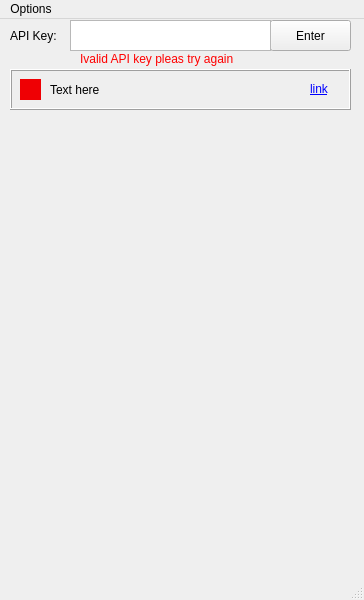
This is gui/qt/window.ui in Llyfrs/torn-check-list as Qt 5 draws it before an edit. The edited form follows.
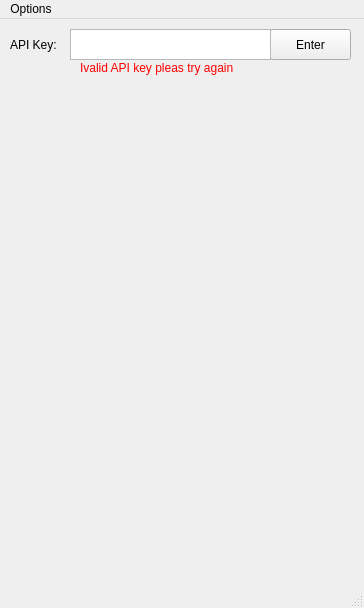
This is the edited form.

```diff
--- a/gui/qt/window.ui
+++ b/gui/qt/window.ui
@@ -13,7 +13,7 @@
     <x>0</x>
     <y>0</y>
     <width>364</width>
-    <height>600</height>
+    <height>608</height>
    </rect>
   </property>
   <property name="minimumSize">
@@ -42,7 +42,7 @@
     <property name="geometry">
      <rect>
       <x>270</x>
-      <y>1</y>
+      <y>10</y>
       <width>81</width>
       <height>31</height>
      </rect>
@@ -61,7 +61,7 @@
     <property name="geometry">
      <rect>
       <x>10</x>
-      <y>1</y>
+      <y>10</y>
       <width>61</width>
       <height>31</height>
      </rect>
@@ -74,7 +74,7 @@
     <property name="geometry">
      <rect>
       <x>70</x>
-      <y>1</y>
+      <y>10</y>
       <width>201</width>
       <height>31</height>
      </rect>
@@ -89,517 +89,11 @@
      <string/>
     </property>
    </widget>
-   <widget class="QFrame" name="frame">
-    <property name="geometry">
-     <rect>
-      <x>10</x>
-      <y>50</y>
-      <width>341</width>
-      <height>41</height>
-     </rect>
-    </property>
-    <property name="autoFillBackground">
-     <bool>true</bool>
-    </property>
-    <property name="frameShape">
-     <enum>QFrame::Box</enum>
-    </property>
-    <property name="frameShadow">
-     <enum>QFrame::Raised</enum>
-    </property>
-    <widget class="QLabel" name="label_3">
-     <property name="geometry">
-      <rect>
-       <x>40</x>
-       <y>10</y>
-       <width>221</width>
-       <height>21</height>
-      </rect>
-     </property>
-     <property name="text">
-      <string>Text here</string>
-     </property>
-    </widget>
-    <widget class="QLabel" name="label_4">
-     <property name="geometry">
-      <rect>
-       <x>10</x>
-       <y>10</y>
-       <width>21</width>
-       <height>21</height>
-      </rect>
-     </property>
-     <property name="palette">
-      <palette>
-       <active>
-        <colorrole role="WindowText">
-         <brush brushstyle="SolidPattern">
-          <color alpha="255">
-           <red>0</red>
-           <green>0</green>
-           <blue>0</blue>
-          </color>
-         </brush>
-        </colorrole>
-        <colorrole role="Button">
-         <brush brushstyle="SolidPattern">
-          <color alpha="255">
-           <red>239</red>
-           <green>0</green>
-           <blue>4</blue>
-          </color>
-         </brush>
-        </colorrole>
-        <colorrole role="Light">
-         <brush brushstyle="SolidPattern">
-          <color alpha="255">
-           <red>255</red>
-           <green>103</green>
-           <blue>106</blue>
-          </color>
-         </brush>
-        </colorrole>
-        <colorrole role="Midlight">
-         <brush brushstyle="SolidPattern">
-          <color alpha="255">
-           <red>247</red>
-           <green>51</green>
-           <blue>55</blue>
-          </color>
-         </brush>
-        </colorrole>
-        <colorrole role="Dark">
-         <brush brushstyle="SolidPattern">
-          <color alpha="255">
-           <red>119</red>
-           <green>0</green>
-           <blue>2</blue>
-          </color>
-         </brush>
-        </colorrole>
-        <colorrole role="Mid">
-         <brush brushstyle="SolidPattern">
-          <color alpha="255">
-           <red>159</red>
-           <green>0</green>
-           <blue>3</blue>
-          </color>
-         </brush>
-        </colorrole>
-        <colorrole role="Text">
-         <brush brushstyle="SolidPattern">
-          <color alpha="255">
-           <red>0</red>
-           <green>0</green>
-           <blue>0</blue>
-          </color>
-         </brush>
-        </colorrole>
-        <colorrole role="BrightText">
-         <brush brushstyle="SolidPattern">
-          <color alpha="255">
-           <red>255</red>
-           <green>255</green>
-           <blue>255</blue>
-          </color>
-         </brush>
-        </colorrole>
-        <colorrole role="ButtonText">
-         <brush brushstyle="SolidPattern">
-          <color alpha="255">
-           <red>0</red>
-           <green>0</green>
-           <blue>0</blue>
-          </color>
-         </brush>
-        </colorrole>
-        <colorrole role="Base">
-         <brush brushstyle="SolidPattern">
-          <color alpha="255">
-           <red>255</red>
-           <green>255</green>
-           <blue>255</blue>
-          </color>
-         </brush>
-        </colorrole>
-        <colorrole role="Window">
-         <brush brushstyle="SolidPattern">
-          <color alpha="255">
-           <red>239</red>
-           <green>0</green>
-           <blue>4</blue>
-          </color>
-         </brush>
-        </colorrole>
-        <colorrole role="Shadow">
-         <brush brushstyle="SolidPattern">
-          <color alpha="255">
-           <red>0</red>
-           <green>0</green>
-           <blue>0</blue>
-          </color>
-         </brush>
-        </colorrole>
-        <colorrole role="AlternateBase">
-         <brush brushstyle="SolidPattern">
-          <color alpha="255">
-           <red>247</red>
-           <green>127</green>
-           <blue>129</blue>
-          </color>
-         </brush>
-        </colorrole>
-        <colorrole role="ToolTipBase">
-         <brush brushstyle="SolidPattern">
-          <color alpha="255">
-           <red>255</red>
-           <green>255</green>
-           <blue>220</blue>
-          </color>
-         </brush>
-        </colorrole>
-        <colorrole role="ToolTipText">
-         <brush brushstyle="SolidPattern">
-          <color alpha="255">
-           <red>0</red>
-           <green>0</green>
-           <blue>0</blue>
-          </color>
-         </brush>
-        </colorrole>
-        <colorrole role="PlaceholderText">
-         <brush brushstyle="SolidPattern">
-          <color alpha="128">
-           <red>0</red>
-           <green>0</green>
-           <blue>0</blue>
-          </color>
-         </brush>
-        </colorrole>
-       </active>
-       <inactive>
-        <colorrole role="WindowText">
-         <brush brushstyle="SolidPattern">
-          <color alpha="255">
-           <red>0</red>
-           <green>0</green>
-           <blue>0</blue>
-          </color>
-         </brush>
-        </colorrole>
-        <colorrole role="Button">
-         <brush brushstyle="SolidPattern">
-          <color alpha="255">
-           <red>239</red>
-           <green>0</green>
-           <blue>4</blue>
-          </color>
-         </brush>
-        </colorrole>
-        <colorrole role="Light">
-         <brush brushstyle="SolidPattern">
-          <color alpha="255">
-           <red>255</red>
-           <green>103</green>
-           <blue>106</blue>
-          </color>
-         </brush>
-        </colorrole>
-        <colorrole role="Midlight">
-         <brush brushstyle="SolidPattern">
-          <color alpha="255">
-           <red>247</red>
-           <green>51</green>
-           <blue>55</blue>
-          </color>
-         </brush>
-        </colorrole>
-        <colorrole role="Dark">
-         <brush brushstyle="SolidPattern">
-          <color alpha="255">
-           <red>119</red>
-           <green>0</green>
-           <blue>2</blue>
-          </color>
-         </brush>
-        </colorrole>
-        <colorrole role="Mid">
-         <brush brushstyle="SolidPattern">
-          <color alpha="255">
-           <red>159</red>
-           <green>0</green>
-           <blue>3</blue>
-          </color>
-         </brush>
-        </colorrole>
-        <colorrole role="Text">
-         <brush brushstyle="SolidPattern">
-          <color alpha="255">
-           <red>0</red>
-           <green>0</green>
-           <blue>0</blue>
-          </color>
-         </brush>
-        </colorrole>
-        <colorrole role="BrightText">
-         <brush brushstyle="SolidPattern">
-          <color alpha="255">
-           <red>255</red>
-           <green>255</green>
-           <blue>255</blue>
-          </color>
-         </brush>
-        </colorrole>
-        <colorrole role="ButtonText">
-         <brush brushstyle="SolidPattern">
-          <color alpha="255">
-           <red>0</red>
-           <green>0</green>
-           <blue>0</blue>
-          </color>
-         </brush>
-        </colorrole>
-        <colorrole role="Base">
-         <brush brushstyle="SolidPattern">
-          <color alpha="255">
-           <red>255</red>
-           <green>255</green>
-           <blue>255</blue>
-          </color>
-         </brush>
-        </colorrole>
-        <colorrole role="Window">
-         <brush brushstyle="SolidPattern">
-          <color alpha="255">
-           <red>239</red>
-           <green>0</green>
-           <blue>4</blue>
-          </color>
-         </brush>
-        </colorrole>
-        <colorrole role="Shadow">
-         <brush brushstyle="SolidPattern">
-          <color alpha="255">
-           <red>0</red>
-           <green>0</green>
-           <blue>0</blue>
-          </color>
-         </brush>
-        </colorrole>
-        <colorrole role="AlternateBase">
-         <brush brushstyle="SolidPattern">
-          <color alpha="255">
-           <red>247</red>
-           <green>127</green>
-           <blue>129</blue>
-          </color>
-         </brush>
-        </colorrole>
-        <colorrole role="ToolTipBase">
-         <brush brushstyle="SolidPattern">
-          <color alpha="255">
-           <red>255</red>
-           <green>255</green>
-           <blue>220</blue>
-          </color>
-         </brush>
-        </colorrole>
-        <colorrole role="ToolTipText">
-         <brush brushstyle="SolidPattern">
-          <color alpha="255">
-           <red>0</red>
-           <green>0</green>
-           <blue>0</blue>
-          </color>
-         </brush>
-        </colorrole>
-        <colorrole role="PlaceholderText">
-         <brush brushstyle="SolidPattern">
-          <color alpha="128">
-           <red>0</red>
-           <green>0</green>
-           <blue>0</blue>
-          </color>
-         </brush>
-        </colorrole>
-       </inactive>
-       <disabled>
-        <colorrole role="WindowText">
-         <brush brushstyle="SolidPattern">
-          <color alpha="255">
-           <red>119</red>
-           <green>0</green>
-           <blue>2</blue>
-          </color>
-         </brush>
-        </colorrole>
-        <colorrole role="Button">
-         <brush brushstyle="SolidPattern">
-          <color alpha="255">
-           <red>239</red>
-           <green>0</green>
-           <blue>4</blue>
-          </color>
-         </brush>
-        </colorrole>
-        <colorrole role="Light">
-         <brush brushstyle="SolidPattern">
-          <color alpha="255">
-           <red>255</red>
-           <green>103</green>
-           <blue>106</blue>
-          </color>
-         </brush>
-        </colorrole>
-        <colorrole role="Midlight">
-         <brush brushstyle="SolidPattern">
-          <color alpha="255">
-           <red>247</red>
-           <green>51</green>
-           <blue>55</blue>
-          </color>
-         </brush>
-        </colorrole>
-        <colorrole role="Dark">
-         <brush brushstyle="SolidPattern">
-          <color alpha="255">
-           <red>119</red>
-           <green>0</green>
-           <blue>2</blue>
-          </color>
-         </brush>
-        </colorrole>
-        <colorrole role="Mid">
-         <brush brushstyle="SolidPattern">
-          <color alpha="255">
-           <red>159</red>
-           <green>0</green>
-           <blue>3</blue>
-          </color>
-         </brush>
-        </colorrole>
-        <colorrole role="Text">
-         <brush brushstyle="SolidPattern">
-          <color alpha="255">
-           <red>119</red>
-           <green>0</green>
-           <blue>2</blue>
-          </color>
-         </brush>
-        </colorrole>
-        <colorrole role="BrightText">
-         <brush brushstyle="SolidPattern">
-          <color alpha="255">
-           <red>255</red>
-           <green>255</green>
-           <blue>255</blue>
-          </color>
-         </brush>
-        </colorrole>
-        <colorrole role="ButtonText">
-         <brush brushstyle="SolidPattern">
-          <color alpha="255">
-           <red>119</red>
-           <green>0</green>
-           <blue>2</blue>
-          </color>
-         </brush>
-        </colorrole>
-        <colorrole role="Base">
-         <brush brushstyle="SolidPattern">
-          <color alpha="255">
-           <red>239</red>
-           <green>0</green>
-           <blue>4</blue>
-          </color>
-         </brush>
-        </colorrole>
-        <colorrole role="Window">
-         <brush brushstyle="SolidPattern">
-          <color alpha="255">
-           <red>239</red>
-           <green>0</green>
-           <blue>4</blue>
-          </color>
-         </brush>
-        </colorrole>
-        <colorrole role="Shadow">
-         <brush brushstyle="SolidPattern">
-          <color alpha="255">
-           <red>0</red>
-           <green>0</green>
-           <blue>0</blue>
-          </color>
-         </brush>
-        </colorrole>
-        <colorrole role="AlternateBase">
-         <brush brushstyle="SolidPattern">
-          <color alpha="255">
-           <red>239</red>
-           <green>0</green>
-           <blue>4</blue>
-          </color>
-         </brush>
-        </colorrole>
-        <colorrole role="ToolTipBase">
-         <brush brushstyle="SolidPattern">
-          <color alpha="255">
-           <red>255</red>
-           <green>255</green>
-           <blue>220</blue>
-          </color>
-         </brush>
-        </colorrole>
-        <colorrole role="ToolTipText">
-         <brush brushstyle="SolidPattern">
-          <color alpha="255">
-           <red>0</red>
-           <green>0</green>
-           <blue>0</blue>
-          </color>
-         </brush>
-        </colorrole>
-        <colorrole role="PlaceholderText">
-         <brush brushstyle="SolidPattern">
-          <color alpha="128">
-           <red>0</red>
-           <green>0</green>
-           <blue>0</blue>
-          </color>
-         </brush>
-        </colorrole>
-       </disabled>
-      </palette>
-     </property>
-     <property name="autoFillBackground">
-      <bool>true</bool>
-     </property>
-     <property name="text">
-      <string/>
-     </property>
-    </widget>
-    <widget class="QLabel" name="label_5">
-     <property name="geometry">
-      <rect>
-       <x>300</x>
-       <y>10</y>
-       <width>31</width>
-       <height>21</height>
-      </rect>
-     </property>
-     <property name="text">
-      <string>&lt;a href=&quot;https://www.google.com/&quot;&gt;&lt;span style=&quot; text-decoration: underline; color:#0000ff;&quot;&gt;link&lt;/span&gt;&lt;/a&gt;</string>
-     </property>
-     <property name="openExternalLinks">
-      <bool>true</bool>
-     </property>
-    </widget>
-   </widget>
    <widget class="QLabel" name="error">
     <property name="geometry">
      <rect>
       <x>80</x>
-      <y>30</y>
+      <y>39</y>
       <width>211</width>
       <height>21</height>
      </rect>
@@ -608,6 +102,64 @@
      <string>&lt;html&gt;&lt;head/&gt;&lt;body&gt;&lt;p&gt;&lt;span style=&quot; color:#ff0000;&quot;&gt;Ivalid API key pleas try again&lt;/span&gt;&lt;/p&gt;&lt;/body&gt;&lt;/html&gt;</string>
     </property>
    </widget>
+   <widget class="QWidget" name="widget" native="true">
+    <property name="geometry">
+     <rect>
+      <x>10</x>
+      <y>60</y>
+      <width>351</width>
+      <height>501</height>
+     </rect>
+    </property>
+    <layout class="QVBoxLayout" name="verticalLayout">
+     <property name="leftMargin">
+      <number>4</number>
+     </property>
+     <item>
+      <widget class="QScrollArea" name="scrollArea">
+       <property name="frameShape">
+        <enum>QFrame::NoFrame</enum>
+       </property>
+       <property name="frameShadow">
+        <enum>QFrame::Plain</enum>
+       </property>
+       <property name="horizontalScrollBarPolicy">
+        <enum>Qt::ScrollBarAlwaysOff</enum>
+       </property>
+       <property name="widgetResizable">
+        <bool>true</bool>
+       </property>
+       <widget class="QWidget" name="scrollAreaWidgetContents">
+        <property name="geometry">
+         <rect>
+          <x>0</x>
+          <y>0</y>
+          <width>338</width>
+          <height>483</height>
+         </rect>
+        </property>
+        <layout class="QVBoxLayout" name="verticalLayout_2">
+         <property name="spacing">
+          <number>0</number>
+         </property>
+         <property name="leftMargin">
+          <number>0</number>
+         </property>
+         <property name="topMargin">
+          <number>0</number>
+         </property>
+         <property name="rightMargin">
+          <number>0</number>
+         </property>
+         <property name="bottomMargin">
+          <number>0</number>
+         </property>
+        </layout>
+       </widget>
+      </widget>
+     </item>
+    </layout>
+   </widget>
   </widget>
   <widget class="QStatusBar" name="statusbar"/>
   <widget class="QMenuBar" name="menubar">
```
Left out of the diff: 8 changed lines with no effect on the pictures.
